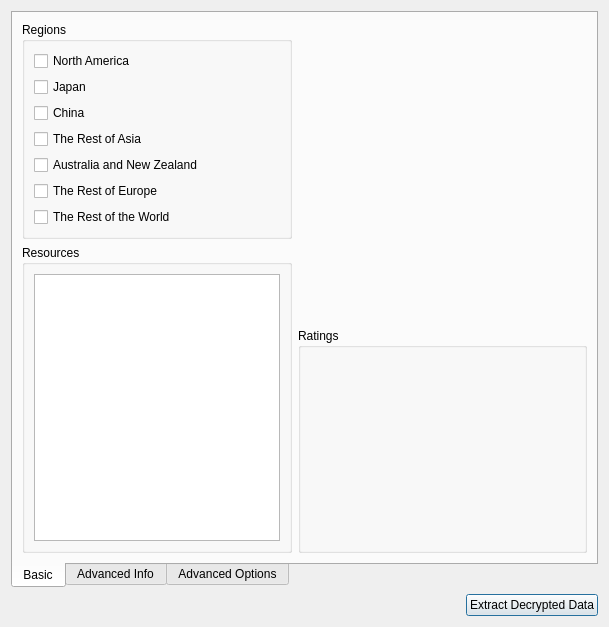
Qt form Velocity/xexdialog.ui (hetelek/Velocity) before a commit.
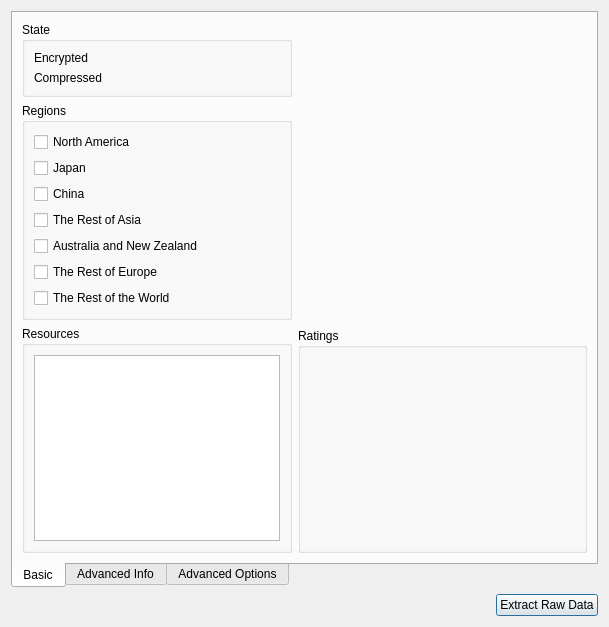
The same form after that commit. Icons and pictures are not drawn.

Commit message: Decompress XEX data

The edit to the form file:
```diff
--- a/Velocity/xexdialog.ui
+++ b/Velocity/xexdialog.ui
@@ -6,7 +6,7 @@
    <rect>
     <x>0</x>
     <y>0</y>
-    <width>593</width>
+    <width>573</width>
     <height>559</height>
    </rect>
   </property>
@@ -32,7 +32,30 @@
       </attribute>
       <layout class="QHBoxLayout" name="horizontalLayout_6">
        <item>
-        <layout class="QVBoxLayout" name="verticalLayout_12">
+        <layout class="QVBoxLayout" name="verticalLayout_14">
+         <item>
+          <widget class="QGroupBox" name="groupBox_11">
+           <property name="title">
+            <string>State</string>
+           </property>
+           <layout class="QVBoxLayout" name="verticalLayout_12">
+            <item>
+             <widget class="QLabel" name="lblEncrypted">
+              <property name="text">
+               <string>Encrypted</string>
+              </property>
+             </widget>
+            </item>
+            <item>
+             <widget class="QLabel" name="lblCompressed">
+              <property name="text">
+               <string>Compressed</string>
+              </property>
+             </widget>
+            </item>
+           </layout>
+          </widget>
+         </item>
          <item>
           <widget class="QGroupBox" name="groupBox_7">
            <property name="title">
@@ -911,7 +934,7 @@
      <item>
       <widget class="QPushButton" name="pushButton">
        <property name="text">
-        <string>Extract Decrypted Data</string>
+        <string>Extract Raw Data</string>
        </property>
        <property name="icon">
         <iconset resource="Resources.qrc">
```
The commit also changes 4 other files.
